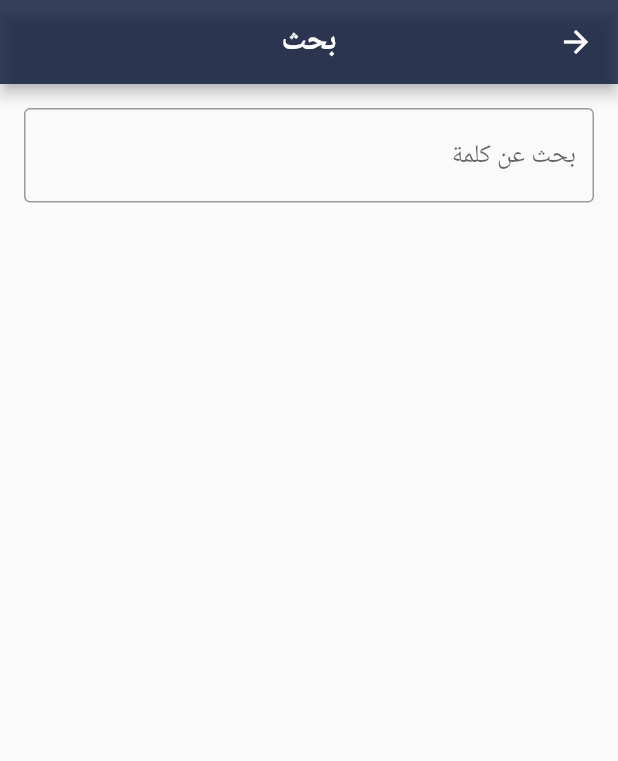
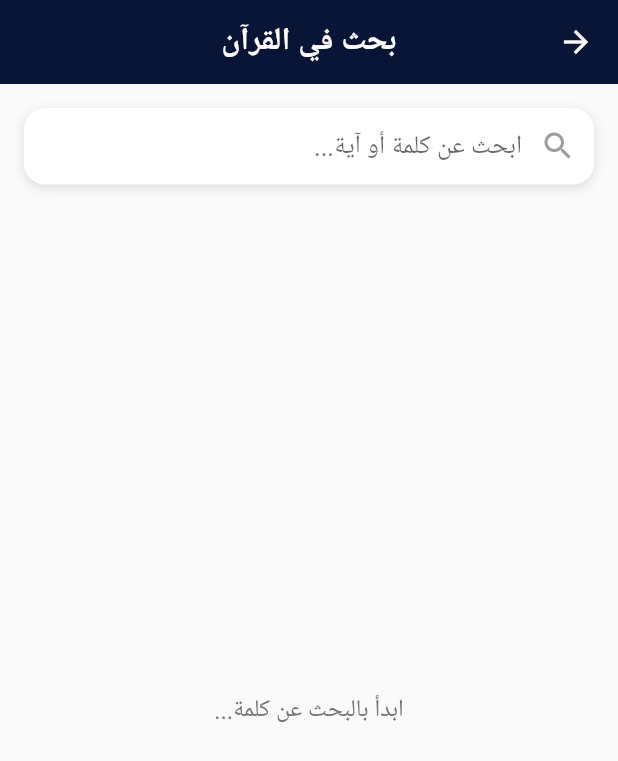
Before and after one commit to SalahFathy25/Islamic_App, a Flutter app: the FlutterQuranSearchScreen screen opened directly, on a phone screen of 412 x 824 dp. Shown: the top 761 px of the screen. Run offline on Flutter 3.47's test engine with Material 3 defaults, Android fonts, the light colour scheme and no system bars; our stand-ins replace audioplayers, device_preview, dio, flutter_bloc, flutter_screenutil, flutter_svg and 5 more; accounts and stored records are empty.

Commit message:
- change quran search screen

```diff
--- a/lib/app/core/flutter_quran/src/flutter_quran_screen.dart
+++ b/lib/app/core/flutter_quran/src/flutter_quran_screen.dart
@@ -6,6 +6,7 @@ import 'package:islamic_app/app/core/flutter_quran/src/models/ayah.dart';
 import 'package:islamic_app/app/core/flutter_quran/src/models/bookmark.dart';
 import 'package:islamic_app/app/core/flutter_quran/src/utils/flutter_quran_utils.dart';
 import 'package:islamic_app/app/core/flutter_quran/src/utils/string_extensions.dart';
+import 'package:islamic_app/app/core/utils/app_colors.dart';
 
 import 'app_bloc.dart';
 import 'controllers/bookmarks_controller.dart';
@@ -317,7 +318,7 @@ class FlutterQuranScreen extends StatelessWidget {
 }
 
 class FlutterQuranSearchScreen extends StatefulWidget {
-  const FlutterQuranSearchScreen();
+  const FlutterQuranSearchScreen({super.key});
 
   @override
   State<FlutterQuranSearchScreen> createState() =>
@@ -326,6 +327,7 @@ class FlutterQuranSearchScreen extends StatefulWidget {
 
 class FlutterQuranSearchScreenState extends State<FlutterQuranSearchScreen> {
   List<Ayah> ayahs = [];
+  final TextEditingController _searchController = TextEditingController();
 
   @override
   Widget build(BuildContext context) {
@@ -333,9 +335,13 @@ class FlutterQuranSearchScreenState extends State<FlutterQuranSearchScreen> {
       textDirection: TextDirection.rtl,
       child: Scaffold(
         appBar: AppBar(
-          title: const Text('بحث'),
+          title: const Text(
+            'بحث في القرآن',
+            style: TextStyle(fontWeight: FontWeight.bold),
+          ),
           centerTitle: true,
-          backgroundColor: Color(0xff081537).withValues(alpha: 0.8),
+          backgroundColor: AppColors.mainColor,
+          elevation: 0,
         ),
         body: SafeArea(
           child: Padding(
@@ -343,42 +349,88 @@ class FlutterQuranSearchScreenState extends State<FlutterQuranSearchScreen> {
             child: Column(
               mainAxisSize: MainAxisSize.max,
               children: [
-                TextField(
+                // حقل البحث بشكل أنيق
+                Container(
+                  decoration: BoxDecoration(
+                    color: Colors.white,
+                    borderRadius: BorderRadius.circular(14),
+                    boxShadow: [
+                      BoxShadow(
+                        color: Colors.black12,
+                        blurRadius: 6,
+                        offset: const Offset(0, 2),
+                      ),
+                    ],
+                  ),
+                  child: TextField(
+                    controller: _searchController,
                     onChanged: (txt) {
                       final searchResult = FlutterQuran().search(txt);
                       setState(() {
                         ayahs = [...searchResult];
                       });
                     },
-                  decoration: const InputDecoration(
-                    border: OutlineInputBorder(
-                      borderSide: BorderSide(color: Colors.black),
-                    ),
-                    hintText: 'بحث عن كلمة',
+                    decoration: InputDecoration(
+                      prefixIcon: const Icon(Icons.search, color: Colors.grey),
+                      hintText: 'ابحث عن كلمة أو آية...',
+                      border: InputBorder.none,
+                      contentPadding: const EdgeInsets.symmetric(
+                        horizontal: 16,
+                        vertical: 14,
                       ),
                     ),
+                  ),
+                ),
+                const SizedBox(height: 16),
+                // عرض النتائج
                 Expanded(
-                  child: ListView(
-                    children: ayahs
-                        .map(
-                          (ayah) => Column(
-                            children: [
-                              ListTile(
-                                title: Text(ayah.ayah.replaceAll('\n', ' ')),
-                                subtitle: Text(ayah.surahNameAr),
-                                contentPadding: const EdgeInsets.symmetric(
-                                  horizontal: 16,
+                  child: ayahs.isEmpty
+                      ? Center(
+                          child: Text(
+                            _searchController.text.isEmpty
+                                ? 'ابدأ بالبحث عن كلمة...'
+                                : 'لا توجد نتائج مطابقة',
+                            style: TextStyle(
+                              color: Colors.grey[600],
+                              fontSize: 16,
+                            ),
+                          ),
+                        )
+                      : ListView.separated(
+                          itemCount: ayahs.length,
+                          separatorBuilder: (context, index) => const Divider(
+                            thickness: 1,
+                            color: Colors.grey,
+                            height: 12,
+                          ),
+                          itemBuilder: (context, index) {
+                            final ayah = ayahs[index];
+                            return ListTile(
+                              shape: RoundedRectangleBorder(
+                                borderRadius: BorderRadius.circular(12),
+                              ),
+                              tileColor: AppColors.mainColor.withAlpha(30),
+                              title: Text(
+                                ayah.ayah.replaceAll('\n', ' '),
+                                style: const TextStyle(
+                                  fontSize: 16,
+                                  height: 1.6,
+                                  fontWeight: FontWeight.w500,
+                                ),
+                              ),
+                              subtitle: Text(
+                                ayah.surahNameAr,
+                                style: TextStyle(
+                                  color: AppColors.mainColor.withAlpha(80),
+                                  fontWeight: FontWeight.w600,
+                                ),
                               ),
                               onTap: () {
                                 Navigator.of(context).pop();
                                 FlutterQuran().navigateToAyah(ayah);
                               },
-                              ),
-                              const Divider(color: Colors.grey, thickness: 1),
-                            ],
-                          ),
-                        )
-                        .toList(),
+                            );
+                          },
                         ),
                 ),
               ],
```
Lines whose indentation alone changed are shown as unchanged.
